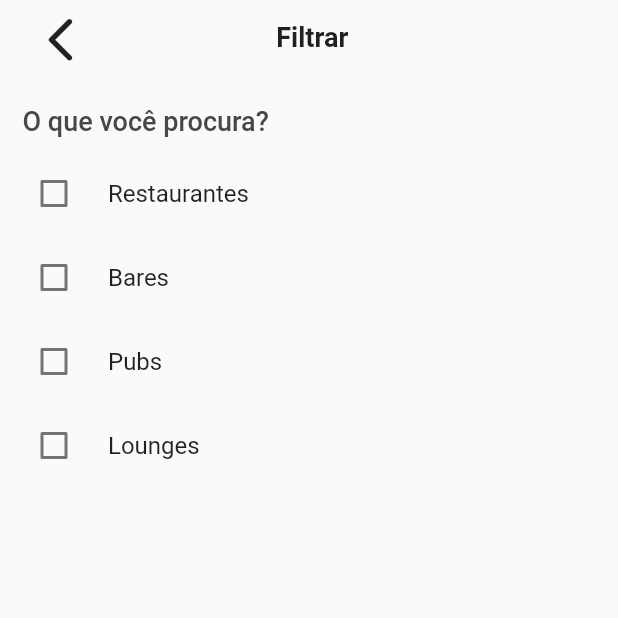
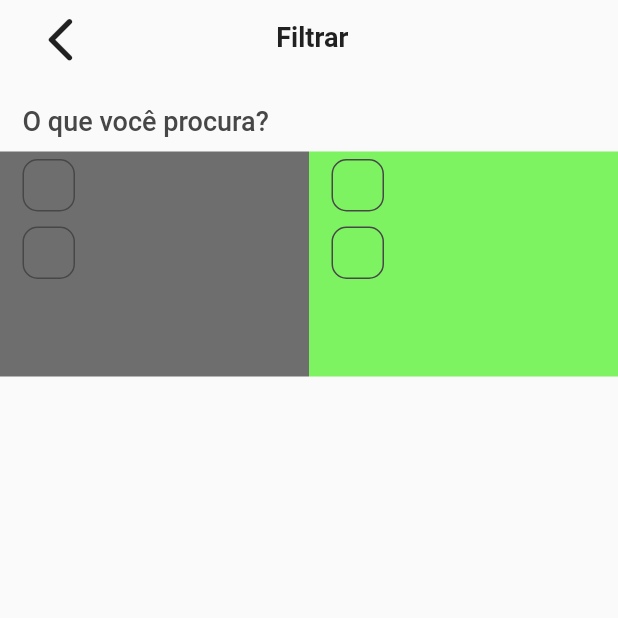
Before and after one commit to leooreina/lightz-app, a Flutter app: the FilterPage screen opened directly, on a phone screen of 412 x 824 dp, the top half of it. Run offline on Flutter 3.47's test engine with Material 2 defaults, Android fonts, the light colour scheme and no system bars; our stand-ins replace hexcolor; network calls fail.

Commit message:
changing checkbox to a more custom style

```diff
--- a/lib/interfaces/checkbox_model.dart
+++ b/lib/interfaces/checkbox_model.dart
@@ -1,6 +1,25 @@
+import 'package:flutter/material.dart';
+
 class CheckBoxModel {
-  CheckBoxModel({required this.texto, this.marked = false});
+  CheckBoxModel({
+    required this.texto,
+    this.size,
+    this.iconSize,
+    required this.onChange,
+    this.backgroundColor,
+    this.iconColor,
+    this.icon,
+    this.borderColor,
+    required this.isChecked,
+  });
 
   String texto;
-  bool marked;
+  double? size;
+  double? iconSize;
+  Function onChange;
+  Color? backgroundColor;
+  Color? iconColor;
+  Color? borderColor;
+  IconData? icon;
+  bool isChecked;
 }
--- a/lib/pages/filter_page.dart
+++ b/lib/pages/filter_page.dart
@@ -1,4 +1,5 @@
 import 'package:flutter/material.dart';
+import 'package:hexcolor/hexcolor.dart';
 import 'package:lightz/interfaces/checkbox_model.dart';
 import 'package:lightz/widgets/checkbox_widget.dart';
 import 'package:lightz/widgets/header_back_button_widget.dart';
@@ -12,42 +13,88 @@ class FilterPage extends StatefulWidget {
 }
 
 class _FilterPageState extends State<FilterPage> {
-  final List<CheckBoxModel> itens = [
-    CheckBoxModel(texto: "Restaurantes"),
-    CheckBoxModel(texto: "Bares"),
-    CheckBoxModel(texto: "Pubs"),
-    CheckBoxModel(texto: "Lounges"),
-  ];
+  bool isChecked = false;
+
+
 
   @override
   Widget build(BuildContext context) {
-  double width = MediaQuery.of(context).size.width;
+    double width = MediaQuery.of(context).size.width;
     return Scaffold(
       body: ListView(
         children: [
           HeaderBackButton(width: width, page: 'initial', title: 'Filtrar'),
           const Header(title: 'O que você procura?', topMargin: 20),
-          Column(
+          Row(
+            mainAxisAlignment: MainAxisAlignment.start,
             children: [
-              CheckboxCustom(item: itens[0]),
-              CheckboxCustom(item: itens[1])
-            ],
-          ),
-          Column(
-            children: [
-              CheckboxCustom(item: itens[2]),
-              CheckboxCustom(item: itens[3])
+              Container(
+                  alignment: Alignment.topLeft,
+                  padding: EdgeInsets.only(left: 15),
+                  height: 150,
+                  width: width / 2,
+                  color: HexColor('#6e6e6e'),
+                  child: Column(
+                    children: [
+                      CheckboxCustom(item: CheckBoxModel(
+                        texto: "Restaurantes",
+                        isChecked: isChecked,
+                        onChange: (value) {
+                          isChecked = value;
+                        },
+                        backgroundColor: HexColor('#C432A8'),
+                        borderColor: HexColor('#474747'),
+                        size: 35,
+                        iconSize: 25,
+                      )),
+                      CheckboxCustom(item: CheckBoxModel(
+                        texto: "Bares",
+                        isChecked: isChecked,
+                        onChange: (value) {
+                          isChecked = value;
+                        },
+                        backgroundColor: HexColor('#C432A8'),
+                        borderColor: HexColor('#474747'),
+                        size: 35,
+                        iconSize: 25,
+                      ))
+                    ],
+                  )),
+              Container(
+                alignment: Alignment.topLeft,
+                padding: EdgeInsets.only(left: 15),
+                height: 150,
+                width: width / 2,
+                color: HexColor('#7ef362'),
+                child: Column(
+                  children: [
+                    CheckboxCustom(item: CheckBoxModel(
+                      texto: "Pubs",
+                      isChecked: isChecked,
+                      onChange: (value) {
+                        isChecked = value;
+                      },
+                      backgroundColor: HexColor('#C432A8'),
+                      borderColor: HexColor('#474747'),
+                      size: 35,
+                      iconSize: 25,
+                    )),
+                    CheckboxCustom(item: CheckBoxModel(
+                      texto: "Lounges",
+                      isChecked: isChecked,
+                      onChange: (value) {
+                        isChecked = value;
+                      },
+                      backgroundColor: HexColor('#C432A8'),
+                      borderColor: HexColor('#474747'),
+                      size: 35,
+                      iconSize: 25,
+                    ))
+                  ],
+                ),
+              )
             ],
           )
-          // Wrap(
-          //   alignment: WrapAlignment.end,
-          //   spacing: 10.0,
-          //   runSpacing: 2.0,
-          //   children: [
-          //     ,
-          //
-          //   ],
-          // )
         ],
       ),
     );
--- a/lib/widgets/checkbox_widget.dart
+++ b/lib/widgets/checkbox_widget.dart
@@ -1,5 +1,4 @@
 import 'package:flutter/material.dart';
-import 'package:hexcolor/hexcolor.dart';
 import 'package:lightz/interfaces/checkbox_model.dart';
 
 class CheckboxCustom extends StatefulWidget {
@@ -12,17 +11,42 @@ class CheckboxCustom extends StatefulWidget {
 }
 
 class _CheckboxCustomState extends State<CheckboxCustom> {
+  bool isChecked = false;
+
+  @override
+  void initState() {
+    super.initState();
+    isChecked = widget.item.isChecked;
+  }
+
   @override
   Widget build(BuildContext context) {
-    return CheckboxListTile(
-        title: Text(widget.item.texto),
-        activeColor: HexColor('#C432A8'),
-        controlAffinity: ListTileControlAffinity.leading,
-        value: widget.item.marked,
-        onChanged: (bool? value) {
-          setState(() {
-            widget.item.marked = value!;
-          });
+    return GestureDetector(
+      onTap: () {
+        setState(() {
+          isChecked = !isChecked;
+          widget.item.onChange(isChecked);
         });
+      },
+      child: AnimatedContainer(
+          margin: EdgeInsets.symmetric(vertical: 5),
+          height: widget.item.size ?? 28,
+          width: widget.item.size ?? 28,
+          duration: const Duration(milliseconds: 500),
+          curve: Curves.fastLinearToSlowEaseIn,
+          decoration: BoxDecoration(
+              borderRadius: BorderRadius.circular(10.0),
+              color: isChecked
+                  ? widget.item.backgroundColor ?? Colors.blue
+                  : Colors.transparent,
+              border: Border.all(color: widget.item.borderColor ?? Colors.black)),
+          child: isChecked
+              ? Icon(
+                  widget.item.icon ?? Icons.check,
+                  color: widget.item.iconColor ?? Colors.white,
+                  size: widget.item.iconSize ?? 20,
+                )
+              : null),
+    );
   }
 }
```
